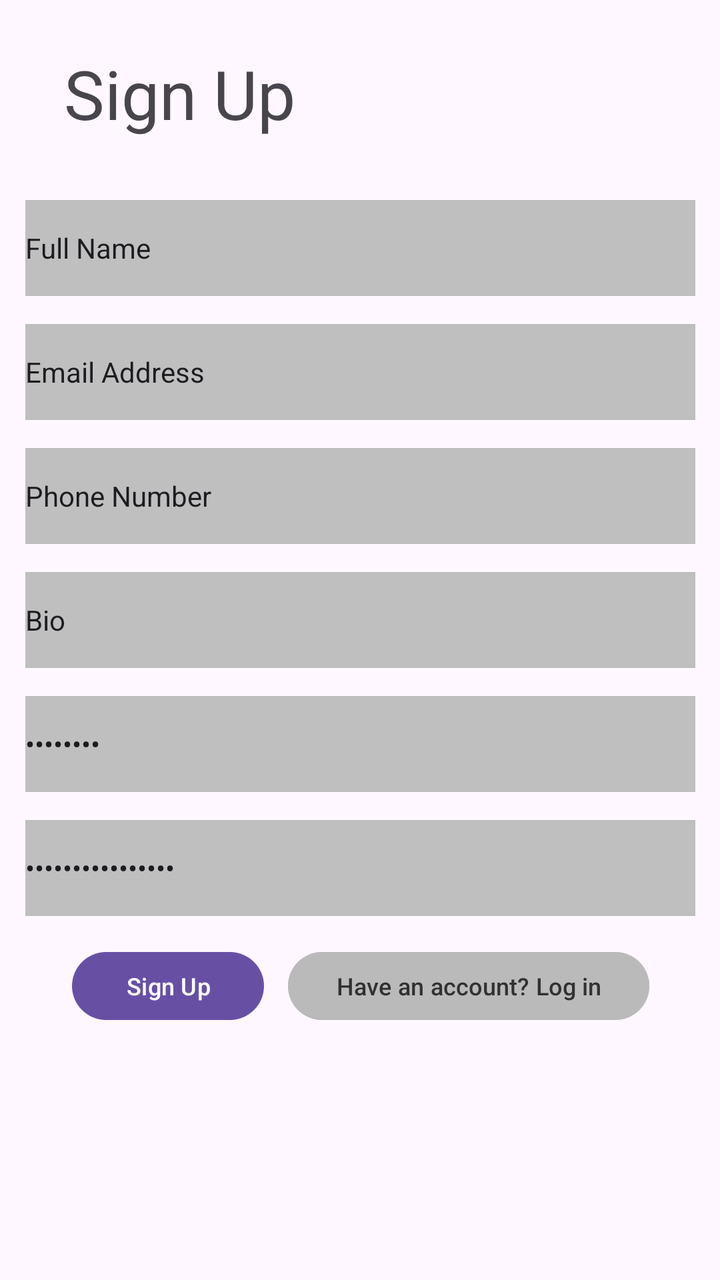
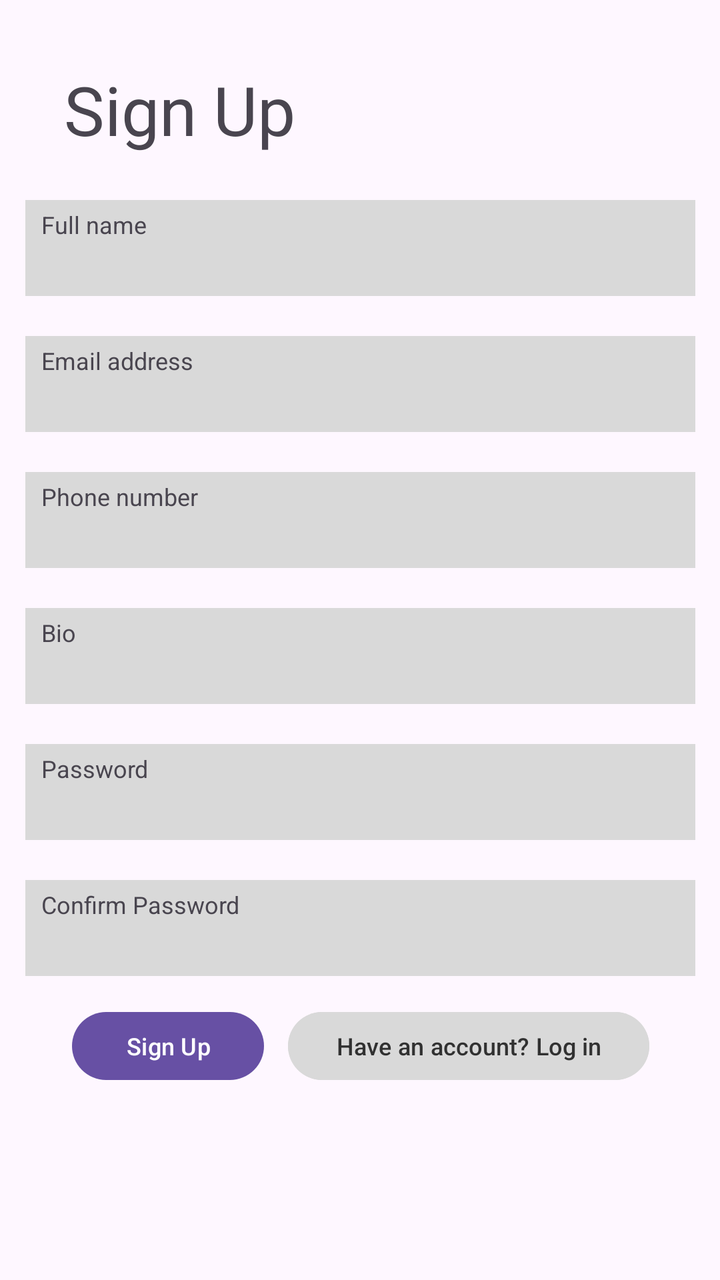

Compare the two renders of this Android layout. The source of the first and the diff that turns it into the second are given below.
<!-- AndroidManifest.xml: application theme Theme.LendAHand -->
<!-- res/layout/activity_sign_up_page.xml -->
<?xml version="1.0" encoding="utf-8"?>
<androidx.constraintlayout.widget.ConstraintLayout xmlns:android="http://schemas.android.com/apk/res/android"
    xmlns:app="http://schemas.android.com/apk/res-auto"
    xmlns:tools="http://schemas.android.com/tools"
    android:id="@+id/main"
    android:layout_width="match_parent"
    android:layout_height="match_parent"
    tools:context=".SignUpPage">

    <TextView
        android:id="@+id/signUpHeader"
        android:layout_width="wrap_content"
        android:layout_height="wrap_content"
        android:layout_marginStart="32dp"
        android:layout_marginTop="24dp"
        android:text="Sign Up"
        android:textSize="34sp"
        app:layout_constraintStart_toStartOf="parent"
        app:layout_constraintTop_toTopOf="parent" />

    <EditText
        android:id="@+id/fullNameEntry"
        android:layout_width="335dp"
        android:layout_height="48dp"
        android:layout_marginTop="100dp"
        android:background="#BFBFBF"
        android:ems="10"
        android:hint="Enter your Full Name"
        android:includeFontPadding="true"
        android:inputType="text"
        android:text="Full Name"
        android:textAlignment="textStart"
        android:textSize="14sp"
        app:layout_constraintEnd_toEndOf="parent"
        app:layout_constraintStart_toStartOf="parent"
        app:layout_constraintTop_toTopOf="parent" />

    <EditText
        android:id="@+id/bioEntry"
        android:layout_width="335dp"
        android:layout_height="48dp"
        android:layout_marginTop="14dp"
        android:background="#BFBFBF"
        android:ems="10"
        android:hint="Tell us a little bit about yourself..."
        android:includeFontPadding="true"
        android:inputType="text|textLongMessage"
        android:text="Bio"
        android:textAlignment="textStart"
        android:textSize="14sp"
        app:layout_constraintEnd_toEndOf="parent"
        app:layout_constraintStart_toStartOf="parent"
        app:layout_constraintTop_toBottomOf="@+id/phoneEntry" />

    <EditText
        android:id="@+id/passwordEntry"
        android:layout_width="335dp"
        android:layout_height="48dp"
        android:layout_marginTop="14dp"
        android:background="#BFBFBF"
        android:ems="10"
        android:hint="Enter a strong password"
        android:includeFontPadding="true"
        android:inputType="text|textPassword"
        android:text="Password"
        android:textAlignment="textStart"
        android:textSize="14sp"
        app:layout_constraintEnd_toEndOf="parent"
        app:layout_constraintStart_toStartOf="parent"
        app:layout_constraintTop_toBottomOf="@+id/bioEntry" />

    <EditText
        android:id="@+id/confirmPasswordEntry"
        android:layout_width="335dp"
        android:layout_height="48dp"
        android:layout_marginTop="14dp"
        android:background="#BFBFBF"
        android:ems="10"
        android:hint="Enter a strong password"
        android:includeFontPadding="true"
        android:inputType="text|textPassword"
        android:text="Confirm Password"
        android:textAlignment="textStart"
        android:textSize="14sp"
        app:layout_constraintEnd_toEndOf="parent"
        app:layout_constraintStart_toStartOf="parent"
        app:layout_constraintTop_toBottomOf="@+id/passwordEntry" />

    <EditText
        android:id="@+id/emailEntry"
        android:layout_width="335dp"
        android:layout_height="48dp"
        android:layout_marginTop="14dp"
        android:background="#BFBFBF"
        android:ems="10"
        android:hint="Enter your Email Address"
        android:includeFontPadding="true"
        android:inputType="text|textEmailAddress"
        android:text="Email Address"
        android:textAlignment="textStart"
        android:textSize="14sp"
        app:layout_constraintEnd_toEndOf="parent"
        app:layout_constraintStart_toStartOf="parent"
        app:layout_constraintTop_toBottomOf="@+id/fullNameEntry" />

    <EditText
        android:id="@+id/phoneEntry"
        android:layout_width="335dp"
        android:layout_height="48dp"
        android:layout_marginTop="14dp"
        android:background="#BFBFBF"
        android:ems="10"
        android:hint="Enter your Phone Number"
        android:includeFontPadding="true"
        android:inputType="phone"
        android:text="Phone Number"
        android:textAlignment="textStart"
        android:textSize="14sp"
        app:layout_constraintEnd_toEndOf="parent"
        app:layout_constraintStart_toStartOf="parent"
        app:layout_constraintTop_toBottomOf="@+id/emailEntry" />

    <Button
        android:id="@+id/signUpButton"
        android:layout_width="96dp"
        android:layout_height="42dp"
        android:layout_marginStart="36dp"
        android:layout_marginTop="14dp"
        android:text="Sign Up"
        android:textSize="12sp"
        app:layout_constraintStart_toStartOf="parent"
        app:layout_constraintTop_toBottomOf="@+id/confirmPasswordEntry" />

    <Button
        android:id="@+id/altloginButton"
        android:layout_width="wrap_content"
        android:layout_height="42dp"
        android:layout_marginStart="12dp"
        android:layout_marginTop="14dp"
        android:backgroundTint="#BABABA"
        android:text="Have an account? Log in"
        android:textColor="#313131"
        android:textColorLink="#FBFBFB"
        android:textSize="12sp"
        app:layout_constraintStart_toEndOf="@+id/signUpButton"
        app:layout_constraintTop_toBottomOf="@+id/confirmPasswordEntry" />
</androidx.constraintlayout.widget.ConstraintLayout>
<!-- resources referenced by this layout -->
<resources>
  <style name="Theme.LendAHand" parent="Base.Theme.LendAHand" />
  <style name="Base.Theme.LendAHand" parent="Theme.Material3.DayNight.NoActionBar">
          
          
      </style>
</resources>

<!-- the commit's change to res/layout/activity_sign_up_page.xml (unified diff, before → after) -->
@@ -12,8 +12,8 @@
         android:layout_width="wrap_content"
         android:layout_height="wrap_content"
         android:layout_marginStart="32dp"
-        android:layout_marginTop="24dp"
-        android:text="Sign Up"
+        android:layout_marginTop="32dp"
+        android:text="@string/sign_up"
         android:textSize="34sp"
         app:layout_constraintStart_toStartOf="parent"
         app:layout_constraintTop_toTopOf="parent" />
@@ -23,12 +23,10 @@
         android:layout_width="335dp"
         android:layout_height="48dp"
         android:layout_marginTop="100dp"
-        android:background="#BFBFBF"
-        android:ems="10"
-        android:hint="Enter your Full Name"
+        android:background="#D9D9D9"
+        android:ems="10"
         android:includeFontPadding="true"
         android:inputType="text"
-        android:text="Full Name"
         android:textAlignment="textStart"
         android:textSize="14sp"
         app:layout_constraintEnd_toEndOf="parent"
@@ -39,13 +37,11 @@
         android:id="@+id/bioEntry"
         android:layout_width="335dp"
         android:layout_height="48dp"
-        android:layout_marginTop="14dp"
-        android:background="#BFBFBF"
-        android:ems="10"
-        android:hint="Tell us a little bit about yourself..."
+        android:layout_marginTop="20dp"
+        android:background="#D9D9D9"
+        android:ems="10"
         android:includeFontPadding="true"
         android:inputType="text|textLongMessage"
-        android:text="Bio"
         android:textAlignment="textStart"
         android:textSize="14sp"
         app:layout_constraintEnd_toEndOf="parent"
@@ -56,13 +52,11 @@
         android:id="@+id/passwordEntry"
         android:layout_width="335dp"
         android:layout_height="48dp"
-        android:layout_marginTop="14dp"
-        android:background="#BFBFBF"
-        android:ems="10"
-        android:hint="Enter a strong password"
+        android:layout_marginTop="20dp"
+        android:background="#D9D9D9"
+        android:ems="10"
         android:includeFontPadding="true"
         android:inputType="text|textPassword"
-        android:text="Password"
         android:textAlignment="textStart"
         android:textSize="14sp"
         app:layout_constraintEnd_toEndOf="parent"
@@ -73,13 +67,11 @@
         android:id="@+id/confirmPasswordEntry"
         android:layout_width="335dp"
         android:layout_height="48dp"
-        android:layout_marginTop="14dp"
-        android:background="#BFBFBF"
-        android:ems="10"
-        android:hint="Enter a strong password"
+        android:layout_marginTop="20dp"
+        android:background="#D9D9D9"
+        android:ems="10"
         android:includeFontPadding="true"
         android:inputType="text|textPassword"
-        android:text="Confirm Password"
         android:textAlignment="textStart"
         android:textSize="14sp"
         app:layout_constraintEnd_toEndOf="parent"
@@ -90,13 +82,11 @@
         android:id="@+id/emailEntry"
         android:layout_width="335dp"
         android:layout_height="48dp"
-        android:layout_marginTop="14dp"
-        android:background="#BFBFBF"
-        android:ems="10"
-        android:hint="Enter your Email Address"
+        android:layout_marginTop="20dp"
+        android:background="#D9D9D9"
+        android:ems="10"
         android:includeFontPadding="true"
         android:inputType="text|textEmailAddress"
-        android:text="Email Address"
         android:textAlignment="textStart"
         android:textSize="14sp"
         app:layout_constraintEnd_toEndOf="parent"
@@ -107,13 +97,11 @@
         android:id="@+id/phoneEntry"
         android:layout_width="335dp"
         android:layout_height="48dp"
-        android:layout_marginTop="14dp"
-        android:background="#BFBFBF"
-        android:ems="10"
-        android:hint="Enter your Phone Number"
+        android:layout_marginTop="20dp"
+        android:background="#D9D9D9"
+        android:ems="10"
         android:includeFontPadding="true"
         android:inputType="phone"
-        android:text="Phone Number"
         android:textAlignment="textStart"
         android:textSize="14sp"
         app:layout_constraintEnd_toEndOf="parent"
@@ -126,7 +114,7 @@
         android:layout_height="42dp"
         android:layout_marginStart="36dp"
         android:layout_marginTop="14dp"
-        android:text="Sign Up"
+        android:text="@string/sign_up"
         android:textSize="12sp"
         app:layout_constraintStart_toStartOf="parent"
         app:layout_constraintTop_toBottomOf="@+id/confirmPasswordEntry" />
@@ -137,11 +125,78 @@
         android:layout_height="42dp"
         android:layout_marginStart="12dp"
         android:layout_marginTop="14dp"
-        android:backgroundTint="#BABABA"
-        android:text="Have an account? Log in"
+        android:backgroundTint="#D9D9D9"
+        android:onClick="logInClick"
+        android:text="@string/have_an_account_log_in"
         android:textColor="#313131"
         android:textColorLink="#FBFBFB"
         android:textSize="12sp"
         app:layout_constraintStart_toEndOf="@+id/signUpButton"
         app:layout_constraintTop_toBottomOf="@+id/confirmPasswordEntry" />
+
+    <TextView
+        android:id="@+id/textBio"
+        android:layout_width="wrap_content"
+        android:layout_height="wrap_content"
+        android:layout_marginStart="8dp"
+        android:layout_marginTop="4dp"
+        android:text="@string/bio"
+        android:textSize="12sp"
+        app:layout_constraintStart_toStartOf="@+id/bioEntry"
+        app:layout_constraintTop_toTopOf="@+id/bioEntry" />
+
+    <TextView
+        android:id="@+id/passwordText"
+        android:layout_width="wrap_content"
+        android:layout_height="wrap_content"
+        android:layout_marginStart="8dp"
+        android:layout_marginTop="4dp"
+        android:text="@string/password"
+        android:textSize="12sp"
+        app:layout_constraintStart_toStartOf="@+id/passwordEntry"
+        app:layout_constraintTop_toTopOf="@+id/passwordEntry" />
+
+    <TextView
+        android:id="@+id/confirmPassText"
+        android:layout_width="wrap_content"
+        android:layout_height="wrap_content"
+        android:layout_marginStart="8dp"
+        android:layout_marginTop="4dp"
+        android:text="@string/confirm_password"
+        android:textSize="12sp"
+        app:layout_constraintStart_toStartOf="@+id/confirmPasswordEntry"
+        app:layout_constraintTop_toTopOf="@+id/confirmPasswordEntry" />
+
+    <TextView
+        android:id="@+id/phoneNumText"
+        android:layout_width="wrap_content"
+        android:layout_height="wrap_content"
+        android:layout_marginStart="8dp"
+        android:layout_marginTop="4dp"
+        android:text="@string/phone_number"
+        android:textSize="12sp"
+        app:layout_constraintStart_toStartOf="@+id/phoneEntry"
+        app:layout_constraintTop_toTopOf="@+id/phoneEntry" />
+
+    <TextView
+        android:id="@+id/emailAddText"
+        android:layout_width="wrap_content"
+        android:layout_height="wrap_content"
+        android:layout_marginStart="8dp"
+        android:layout_marginTop="4dp"
+        android:text="@string/email_address"
+        android:textSize="12sp"
+        app:layout_constraintStart_toStartOf="@+id/emailEntry"
+        app:layout_constraintTop_toTopOf="@+id/emailEntry" />
+
+    <TextView
+        android:id="@+id/nameText"
+        android:layout_width="wrap_content"
+        android:layout_height="wrap_content"
+        android:layout_marginStart="8dp"
+        android:layout_marginTop="4dp"
+        android:text="@string/full_name"
+        android:textSize="12sp"
+        app:layout_constraintStart_toStartOf="@+id/fullNameEntry"
+        app:layout_constraintTop_toTopOf="@+id/fullNameEntry" />
 </androidx.constraintlayout.widget.ConstraintLayout>
<!-- resource entries referenced after the edit -->
@@ -1,5 +1,13 @@
 <!-- resources referenced by this layout -->
 <resources>
+  <string name="bio">Bio</string>
+  <string name="confirm_password">Confirm Password</string>
+  <string name="email_address">Email address</string>
+  <string name="full_name">Full name</string>
+  <string name="have_an_account_log_in">Have an account? Log in</string>
+  <string name="password">Password</string>
+  <string name="phone_number">Phone number</string>
+  <string name="sign_up">Sign Up</string>
   <style name="Theme.LendAHand" parent="Base.Theme.LendAHand" />
   <style name="Base.Theme.LendAHand" parent="Theme.Material3.DayNight.NoActionBar">
           
